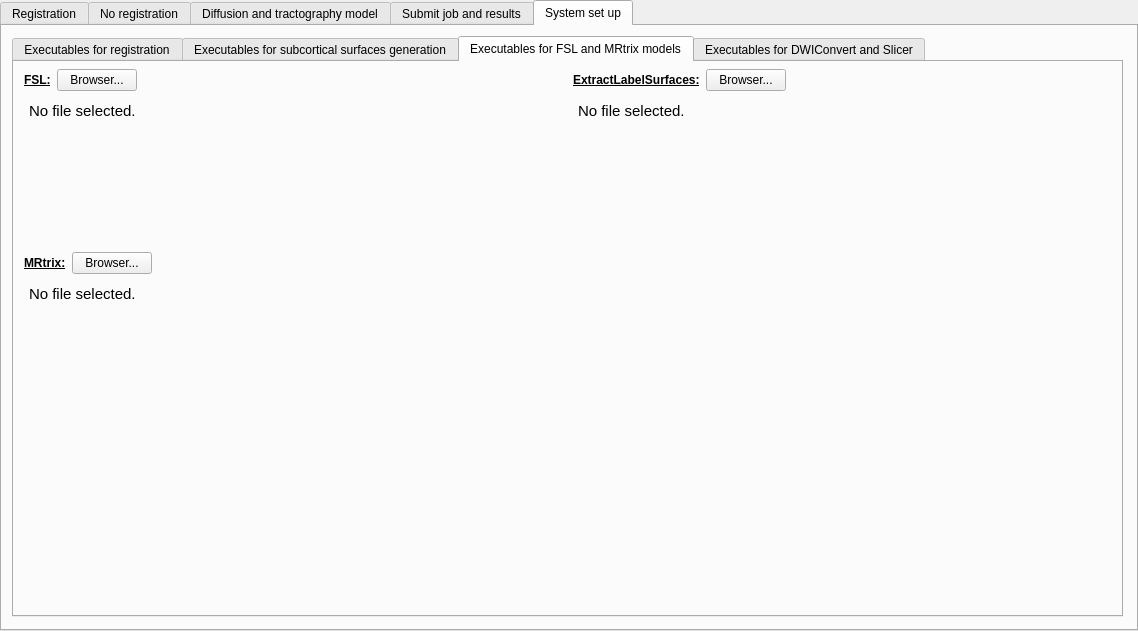
HZBCPP/CONTINUITY-lite, file interface_tab.ui: the form before one commit.
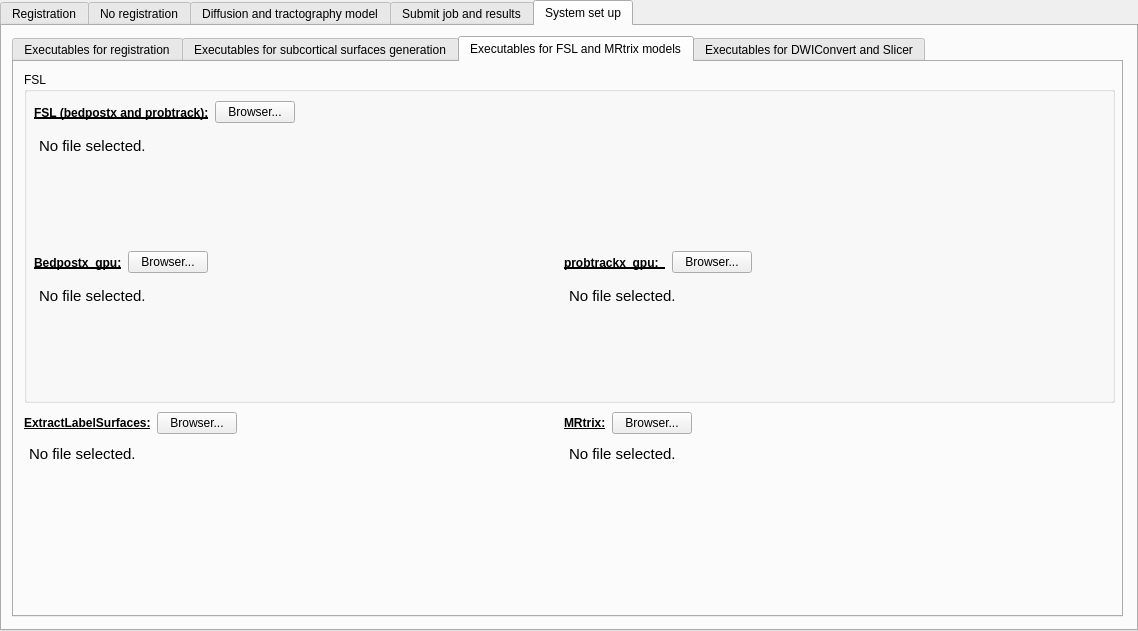
The form after the commit. The open tabs and pages were chosen to show the change.

Commit message: ENH: readme

Diff of the .ui file:
```diff
--- a/interface_tab.ui
+++ b/interface_tab.ui
@@ -6151,146 +6151,8 @@
      <widget class="QWidget" name="layoutWidget">
       <property name="geometry">
        <rect>
-        <x>10</x>
-        <y>7</y>
-        <width>1091</width>
-        <height>171</height>
-       </rect>
-      </property>
-      <layout class="QGridLayout" name="gridLayout_6">
-       <item row="0" column="0">
-        <layout class="QHBoxLayout" name="horizontalLayout_70">
-         <item>
-          <widget class="QLabel" name="label_59">
-           <property name="font">
-            <font>
-             <weight>75</weight>
-             <bold>true</bold>
-             <underline>true</underline>
-            </font>
-           </property>
-           <property name="text">
-            <string>FSL:</string>
-           </property>
-          </widget>
-         </item>
-         <item>
-          <widget class="QPushButton" name="fsl_pushButton">
-           <property name="text">
-            <string>Browser...</string>
-           </property>
-           <property name="autoDefault">
-            <bool>false</bool>
-           </property>
-           <property name="flat">
-            <bool>false</bool>
-           </property>
-          </widget>
-         </item>
-         <item>
-          <spacer name="horizontalSpacer_36">
-           <property name="orientation">
-            <enum>Qt::Horizontal</enum>
-           </property>
-           <property name="sizeHint" stdset="0">
-            <size>
-             <width>40</width>
-             <height>20</height>
-            </size>
-           </property>
-          </spacer>
-         </item>
-        </layout>
-       </item>
-       <item row="0" column="1">
-        <layout class="QHBoxLayout" name="horizontalLayout_81">
-         <item>
-          <widget class="QLabel" name="label_70">
-           <property name="font">
-            <font>
-             <weight>75</weight>
-             <bold>true</bold>
-             <underline>true</underline>
-            </font>
-           </property>
-           <property name="text">
-            <string>ExtractLabelSurfaces:</string>
-           </property>
-          </widget>
-         </item>
-         <item>
-          <widget class="QPushButton" name="ExtractLabelSurfaces_pushButton">
-           <property name="text">
-            <string>Browser...</string>
-           </property>
-           <property name="autoDefault">
-            <bool>false</bool>
-           </property>
-           <property name="flat">
-            <bool>false</bool>
-           </property>
-          </widget>
-         </item>
-         <item>
-          <spacer name="horizontalSpacer_62">
-           <property name="orientation">
-            <enum>Qt::Horizontal</enum>
-           </property>
-           <property name="sizeHint" stdset="0">
-            <size>
-             <width>40</width>
-             <height>20</height>
-            </size>
-           </property>
-          </spacer>
-         </item>
-        </layout>
-       </item>
-       <item row="1" column="0">
-        <widget class="QTextEdit" name="fsl_textEdit">
-         <property name="styleSheet">
-          <string notr="true">QTextEdit {
-	background-color : transparent
-}</string>
-         </property>
-         <property name="readOnly">
-          <bool>true</bool>
-         </property>
-         <property name="html">
-          <string>&lt;!DOCTYPE HTML PUBLIC &quot;-//W3C//DTD HTML 4.0//EN&quot; &quot;http://www.w3.org/TR/REC-html40/strict.dtd&quot;&gt;
-&lt;html&gt;&lt;head&gt;&lt;meta name=&quot;qrichtext&quot; content=&quot;1&quot; /&gt;&lt;style type=&quot;text/css&quot;&gt;
-p, li { white-space: pre-wrap; }
-&lt;/style&gt;&lt;/head&gt;&lt;body style=&quot; font-family:'Ubuntu'; font-size:11pt; font-weight:400; font-style:normal;&quot;&gt;
-&lt;p style=&quot; margin-top:0px; margin-bottom:0px; margin-left:0px; margin-right:0px; -qt-block-indent:0; text-indent:0px;&quot;&gt;No file selected.&lt;/p&gt;&lt;/body&gt;&lt;/html&gt;</string>
-         </property>
-        </widget>
-       </item>
-       <item row="1" column="1">
-        <widget class="QTextEdit" name="ExtractLabelSurfaces_textEdit">
-         <property name="styleSheet">
-          <string notr="true">QTextEdit {
-	background-color : transparent
-}</string>
-         </property>
-         <property name="readOnly">
-          <bool>true</bool>
-         </property>
-         <property name="html">
-          <string>&lt;!DOCTYPE HTML PUBLIC &quot;-//W3C//DTD HTML 4.0//EN&quot; &quot;http://www.w3.org/TR/REC-html40/strict.dtd&quot;&gt;
-&lt;html&gt;&lt;head&gt;&lt;meta name=&quot;qrichtext&quot; content=&quot;1&quot; /&gt;&lt;style type=&quot;text/css&quot;&gt;
-p, li { white-space: pre-wrap; }
-&lt;/style&gt;&lt;/head&gt;&lt;body style=&quot; font-family:'Ubuntu'; font-size:11pt; font-weight:400; font-style:normal;&quot;&gt;
-&lt;p style=&quot; margin-top:0px; margin-bottom:0px; margin-left:0px; margin-right:0px; -qt-block-indent:0; text-indent:0px;&quot;&gt;No file selected.&lt;/p&gt;&lt;/body&gt;&lt;/html&gt;</string>
-         </property>
-        </widget>
-       </item>
-      </layout>
-     </widget>
-     <widget class="QWidget" name="layoutWidget">
-      <property name="geometry">
-       <rect>
-        <x>10</x>
-        <y>190</y>
+        <x>550</x>
+        <y>350</y>
         <width>551</width>
         <height>191</height>
        </rect>
@@ -6361,6 +6223,325 @@
        </item>
       </layout>
      </widget>
+     <widget class="QGroupBox" name="groupBox_15">
+      <property name="geometry">
+       <rect>
+        <x>10</x>
+        <y>10</y>
+        <width>1091</width>
+        <height>331</height>
+       </rect>
+      </property>
+      <property name="title">
+       <string>FSL</string>
+      </property>
+      <widget class="QTextEdit" name="fsl_textEdit">
+       <property name="geometry">
+        <rect>
+         <x>10</x>
+         <y>60</y>
+         <width>542</width>
+         <height>81</height>
+        </rect>
+       </property>
+       <property name="styleSheet">
+        <string notr="true">QTextEdit {
+	background-color : transparent
+}</string>
+       </property>
+       <property name="readOnly">
+        <bool>true</bool>
+       </property>
+       <property name="html">
+        <string>&lt;!DOCTYPE HTML PUBLIC &quot;-//W3C//DTD HTML 4.0//EN&quot; &quot;http://www.w3.org/TR/REC-html40/strict.dtd&quot;&gt;
+&lt;html&gt;&lt;head&gt;&lt;meta name=&quot;qrichtext&quot; content=&quot;1&quot; /&gt;&lt;style type=&quot;text/css&quot;&gt;
+p, li { white-space: pre-wrap; }
+&lt;/style&gt;&lt;/head&gt;&lt;body style=&quot; font-family:'Ubuntu'; font-size:11pt; font-weight:400; font-style:normal;&quot;&gt;
+&lt;p style=&quot; margin-top:0px; margin-bottom:0px; margin-left:0px; margin-right:0px; -qt-block-indent:0; text-indent:0px;&quot;&gt;No file selected.&lt;/p&gt;&lt;/body&gt;&lt;/html&gt;</string>
+       </property>
+      </widget>
+      <widget class="QWidget" name="">
+       <property name="geometry">
+        <rect>
+         <x>10</x>
+         <y>27</y>
+         <width>310</width>
+         <height>27</height>
+        </rect>
+       </property>
+       <layout class="QHBoxLayout" name="horizontalLayout_70">
+        <item>
+         <widget class="QLabel" name="label_59">
+          <property name="font">
+           <font>
+            <weight>75</weight>
+            <bold>true</bold>
+            <underline>true</underline>
+           </font>
+          </property>
+          <property name="text">
+           <string>FSL (bedpostx and probtrack):</string>
+          </property>
+         </widget>
+        </item>
+        <item>
+         <widget class="QPushButton" name="fsl_pushButton">
+          <property name="text">
+           <string>Browser...</string>
+          </property>
+          <property name="autoDefault">
+           <bool>false</bool>
+          </property>
+          <property name="flat">
+           <bool>false</bool>
+          </property>
+         </widget>
+        </item>
+        <item>
+         <spacer name="horizontalSpacer_36">
+          <property name="orientation">
+           <enum>Qt::Horizontal</enum>
+          </property>
+          <property name="sizeHint" stdset="0">
+           <size>
+            <width>40</width>
+            <height>20</height>
+           </size>
+          </property>
+         </spacer>
+        </item>
+       </layout>
+      </widget>
+      <widget class="QWidget" name="layoutWidget_9">
+       <property name="geometry">
+        <rect>
+         <x>10</x>
+         <y>177</y>
+         <width>305</width>
+         <height>27</height>
+        </rect>
+       </property>
+       <layout class="QHBoxLayout" name="horizontalLayout_75">
+        <item>
+         <widget class="QLabel" name="label_62">
+          <property name="font">
+           <font>
+            <weight>75</weight>
+            <bold>true</bold>
+            <underline>true</underline>
+           </font>
+          </property>
+          <property name="text">
+           <string>Bedpostx_gpu:</string>
+          </property>
+         </widget>
+        </item>
+        <item>
+         <widget class="QPushButton" name="bedpostx_gpu_pushButton">
+          <property name="text">
+           <string>Browser...</string>
+          </property>
+          <property name="autoDefault">
+           <bool>false</bool>
+          </property>
+          <property name="flat">
+           <bool>false</bool>
+          </property>
+         </widget>
+        </item>
+        <item>
+         <spacer name="horizontalSpacer_54">
+          <property name="orientation">
+           <enum>Qt::Horizontal</enum>
+          </property>
+          <property name="sizeHint" stdset="0">
+           <size>
+            <width>40</width>
+            <height>20</height>
+           </size>
+          </property>
+         </spacer>
+        </item>
+       </layout>
+      </widget>
+      <widget class="QTextEdit" name="bedpostx_gpu_textEdit">
+       <property name="geometry">
+        <rect>
+         <x>10</x>
+         <y>210</y>
+         <width>511</width>
+         <height>111</height>
+        </rect>
+       </property>
+       <property name="styleSheet">
+        <string notr="true">QTextEdit {
+	background-color : transparent
+}</string>
+       </property>
+       <property name="readOnly">
+        <bool>true</bool>
+       </property>
+       <property name="html">
+        <string>&lt;!DOCTYPE HTML PUBLIC &quot;-//W3C//DTD HTML 4.0//EN&quot; &quot;http://www.w3.org/TR/REC-html40/strict.dtd&quot;&gt;
+&lt;html&gt;&lt;head&gt;&lt;meta name=&quot;qrichtext&quot; content=&quot;1&quot; /&gt;&lt;style type=&quot;text/css&quot;&gt;
+p, li { white-space: pre-wrap; }
+&lt;/style&gt;&lt;/head&gt;&lt;body style=&quot; font-family:'Ubuntu'; font-size:11pt; font-weight:400; font-style:normal;&quot;&gt;
+&lt;p style=&quot; margin-top:0px; margin-bottom:0px; margin-left:0px; margin-right:0px; -qt-block-indent:0; text-indent:0px;&quot;&gt;No file selected.&lt;/p&gt;&lt;/body&gt;&lt;/html&gt;</string>
+       </property>
+      </widget>
+      <widget class="QTextEdit" name="probtrack_gpu_textEdit">
+       <property name="geometry">
+        <rect>
+         <x>540</x>
+         <y>210</y>
+         <width>541</width>
+         <height>111</height>
+        </rect>
+       </property>
+       <property name="styleSheet">
+        <string notr="true">QTextEdit {
+	background-color : transparent
+}</string>
+       </property>
+       <property name="readOnly">
+        <bool>true</bool>
+       </property>
+       <property name="html">
+        <string>&lt;!DOCTYPE HTML PUBLIC &quot;-//W3C//DTD HTML 4.0//EN&quot; &quot;http://www.w3.org/TR/REC-html40/strict.dtd&quot;&gt;
+&lt;html&gt;&lt;head&gt;&lt;meta name=&quot;qrichtext&quot; content=&quot;1&quot; /&gt;&lt;style type=&quot;text/css&quot;&gt;
+p, li { white-space: pre-wrap; }
+&lt;/style&gt;&lt;/head&gt;&lt;body style=&quot; font-family:'Ubuntu'; font-size:11pt; font-weight:400; font-style:normal;&quot;&gt;
+&lt;p style=&quot; margin-top:0px; margin-bottom:0px; margin-left:0px; margin-right:0px; -qt-block-indent:0; text-indent:0px;&quot;&gt;No file selected.&lt;/p&gt;&lt;/body&gt;&lt;/html&gt;</string>
+       </property>
+      </widget>
+      <widget class="QWidget" name="layoutWidget_12">
+       <property name="geometry">
+        <rect>
+         <x>540</x>
+         <y>177</y>
+         <width>219</width>
+         <height>27</height>
+        </rect>
+       </property>
+       <layout class="QHBoxLayout" name="horizontalLayout_76">
+        <item>
+         <widget class="QLabel" name="label_84">
+          <property name="font">
+           <font>
+            <weight>75</weight>
+            <bold>true</bold>
+            <underline>true</underline>
+           </font>
+          </property>
+          <property name="text">
+           <string>probtrackx_gpu:  </string>
+          </property>
+         </widget>
+        </item>
+        <item>
+         <widget class="QPushButton" name="probtrackx_gpu_pushButton">
+          <property name="text">
+           <string>Browser...</string>
+          </property>
+          <property name="autoDefault">
+           <bool>false</bool>
+          </property>
+          <property name="flat">
+           <bool>false</bool>
+          </property>
+         </widget>
+        </item>
+        <item>
+         <spacer name="horizontalSpacer_60">
+          <property name="orientation">
+           <enum>Qt::Horizontal</enum>
+          </property>
+          <property name="sizeHint" stdset="0">
+           <size>
+            <width>40</width>
+            <height>20</height>
+           </size>
+          </property>
+         </spacer>
+        </item>
+       </layout>
+      </widget>
+     </widget>
+     <widget class="QWidget" name="">
+      <property name="geometry">
+       <rect>
+        <x>10</x>
+        <y>350</y>
+        <width>531</width>
+        <height>191</height>
+       </rect>
+      </property>
+      <layout class="QVBoxLayout" name="verticalLayout_9">
+       <item>
+        <layout class="QHBoxLayout" name="horizontalLayout_81">
+         <item>
+          <widget class="QLabel" name="label_70">
+           <property name="font">
+            <font>
+             <weight>75</weight>
+             <bold>true</bold>
+             <underline>true</underline>
+            </font>
+           </property>
+           <property name="text">
+            <string>ExtractLabelSurfaces:</string>
+           </property>
+          </widget>
+         </item>
+         <item>
+          <widget class="QPushButton" name="ExtractLabelSurfaces_pushButton">
+           <property name="text">
+            <string>Browser...</string>
+           </property>
+           <property name="autoDefault">
+            <bool>false</bool>
+           </property>
+           <property name="flat">
+            <bool>false</bool>
+           </property>
+          </widget>
+         </item>
+         <item>
+          <spacer name="horizontalSpacer_62">
+           <property name="orientation">
+            <enum>Qt::Horizontal</enum>
+           </property>
+           <property name="sizeHint" stdset="0">
+            <size>
+             <width>40</width>
+             <height>20</height>
+            </size>
+           </property>
+          </spacer>
+         </item>
+        </layout>
+       </item>
+       <item>
+        <widget class="QTextEdit" name="ExtractLabelSurfaces_textEdit">
+         <property name="styleSheet">
+          <string notr="true">QTextEdit {
+	background-color : transparent
+}</string>
+         </property>
+         <property name="readOnly">
+          <bool>true</bool>
+         </property>
+         <property name="html">
+          <string>&lt;!DOCTYPE HTML PUBLIC &quot;-//W3C//DTD HTML 4.0//EN&quot; &quot;http://www.w3.org/TR/REC-html40/strict.dtd&quot;&gt;
+&lt;html&gt;&lt;head&gt;&lt;meta name=&quot;qrichtext&quot; content=&quot;1&quot; /&gt;&lt;style type=&quot;text/css&quot;&gt;
+p, li { white-space: pre-wrap; }
+&lt;/style&gt;&lt;/head&gt;&lt;body style=&quot; font-family:'Ubuntu'; font-size:11pt; font-weight:400; font-style:normal;&quot;&gt;
+&lt;p style=&quot; margin-top:0px; margin-bottom:0px; margin-left:0px; margin-right:0px; -qt-block-indent:0; text-indent:0px;&quot;&gt;No file selected.&lt;/p&gt;&lt;/body&gt;&lt;/html&gt;</string>
+         </property>
+        </widget>
+       </item>
+      </layout>
+     </widget>
     </widget>
     <widget class="QWidget" name="tab_10">
      <attribute name="title">
```
Left out of the diff: 4 changed lines with no effect on the pictures. The commit also changes 2 other files.
